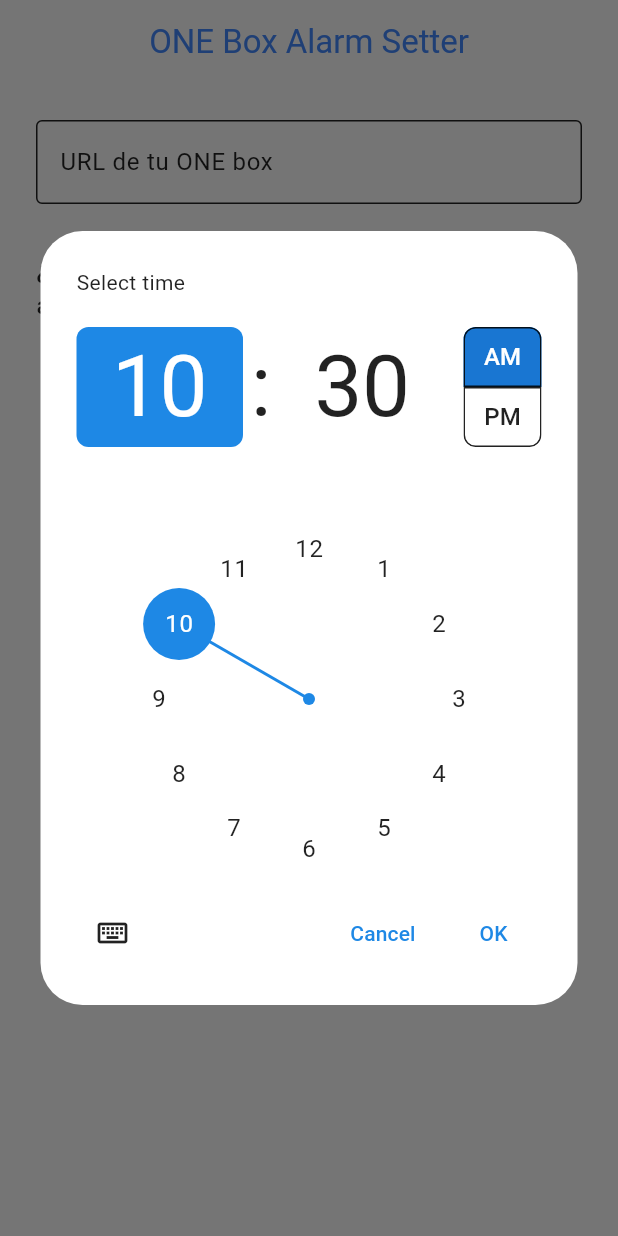
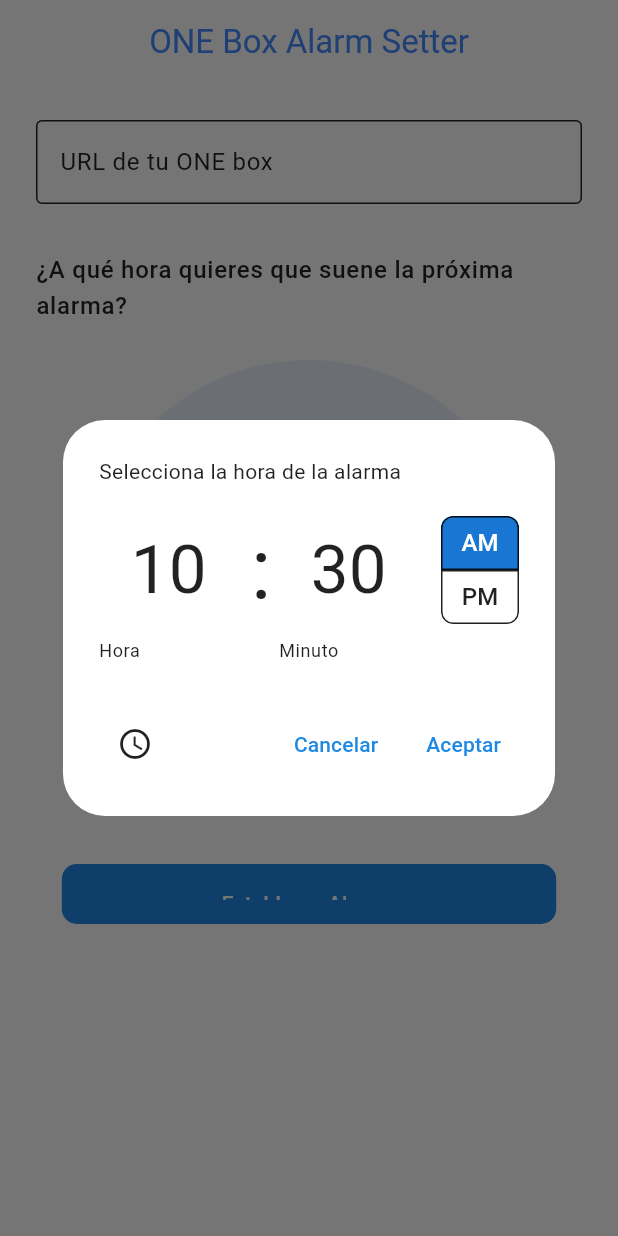
Before and after one commit to dasilvaca/ESP32_AlarmApp_MVP, a Flutter app: the screen it shows after launch, after a tap on an icon or button, on a phone screen of 412 x 824 dp. Run offline on Flutter 3.47's test engine with Material 3 defaults, Android fonts, the phone set to English and light mode, and no system bars.

Commit message:
Add messages in spanish and input mode as default on time selector

```diff
--- a/lib/main.dart
+++ b/lib/main.dart
@@ -49,6 +49,12 @@ class _AlarmSetterPageState extends State<AlarmSetterPage> {
     final TimeOfDay? picked = await showTimePicker(
       context: context,
       initialTime: _selectedTime,
+      helpText: 'Selecciona la hora de la alarma',
+      cancelText: 'Cancelar',
+      confirmText: 'Aceptar',
+      hourLabelText: 'Hora' ,
+      minuteLabelText: 'Minuto',
+      initialEntryMode: TimePickerEntryMode.input,
     );
     if (picked != null && picked != _selectedTime) {
       setState(() {
```
